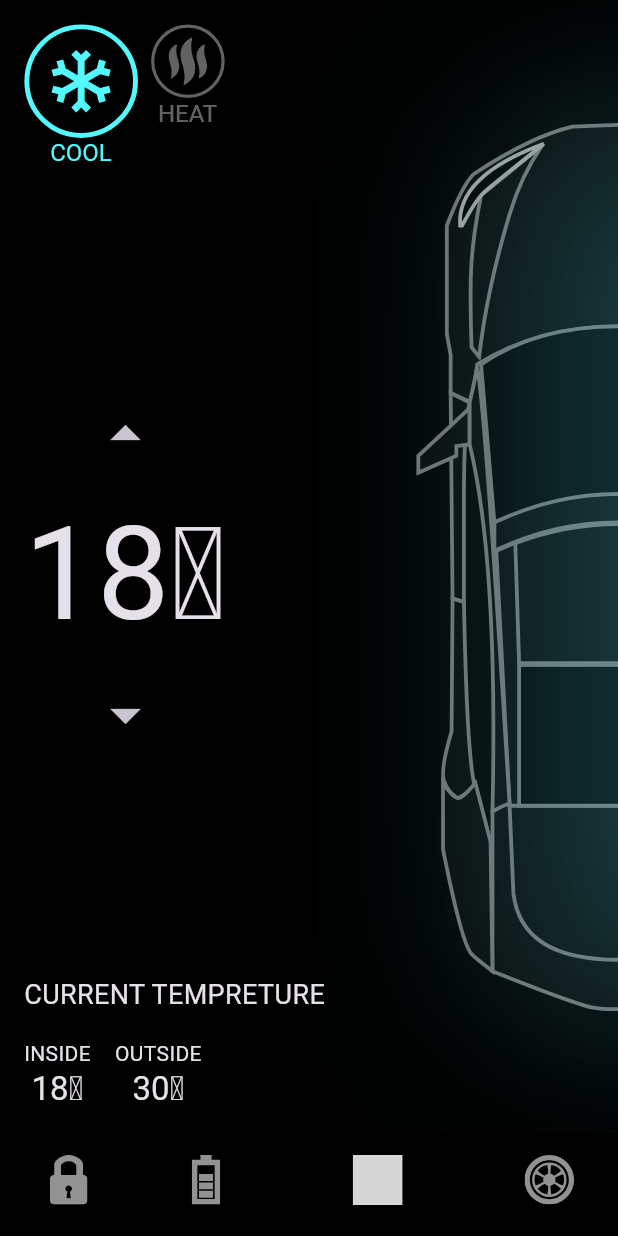
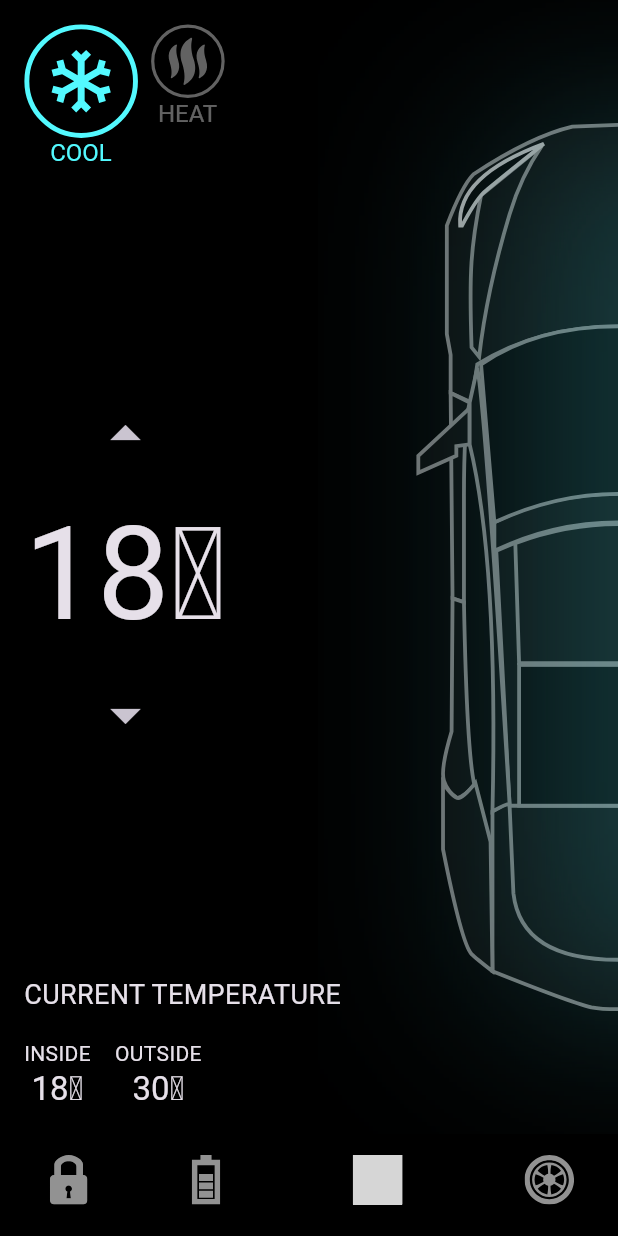
Before and after one commit to AhmedEl-Shamy/Car-Control-App, a Flutter app: the screen it shows after launch, item 3 of the bottom bar chosen, on a phone screen of 412 x 824 dp. Run offline on Flutter 3.47's test engine with Material 3 defaults, Android fonts, the light colour scheme and no system bars; our stand-ins replace flutter_svg; grey boxes are pictures that could not be loaded.

Commit message:
fix bugs

```diff
--- a/lib/features/home/presentation/widgets/current_temp.dart
+++ b/lib/features/home/presentation/widgets/current_temp.dart
@@ -14,7 +14,7 @@ class CurrentTemp extends StatelessWidget {
       crossAxisAlignment: CrossAxisAlignment.start,
       children: [
         Text(
-          "current tempreture".toUpperCase(),
+          "current temperature".toUpperCase(),
           style: TextStyle(fontSize: 18),
         ),
         SizedBox(height: AppConstants.kDefaultPading),
--- a/lib/features/home/presentation/widgets/tires_status_grid_view.dart
+++ b/lib/features/home/presentation/widgets/tires_status_grid_view.dart
@@ -27,7 +27,7 @@ class TiresStatusGridView extends StatelessWidget {
         crossAxisCount: 2,
         mainAxisSpacing: AppConstants.kDefaultPading,
         crossAxisSpacing: AppConstants.kDefaultPading,
-        childAspectRatio: constraints.maxWidth / constraints.maxHeight,
+        childAspectRatio: _getAspectRatio,
       ),
       itemCount: 4,
       itemBuilder: (context, index) => ScaleTransition(
@@ -36,4 +36,10 @@ class TiresStatusGridView extends StatelessWidget {
       ),
     );
   }
+
+  double get _getAspectRatio {
+    double width = constraints.maxWidth - AppConstants.kDefaultPading;
+    double height = constraints.maxHeight - AppConstants.kDefaultPading;
+    return width / height;
+  }
 }
```
